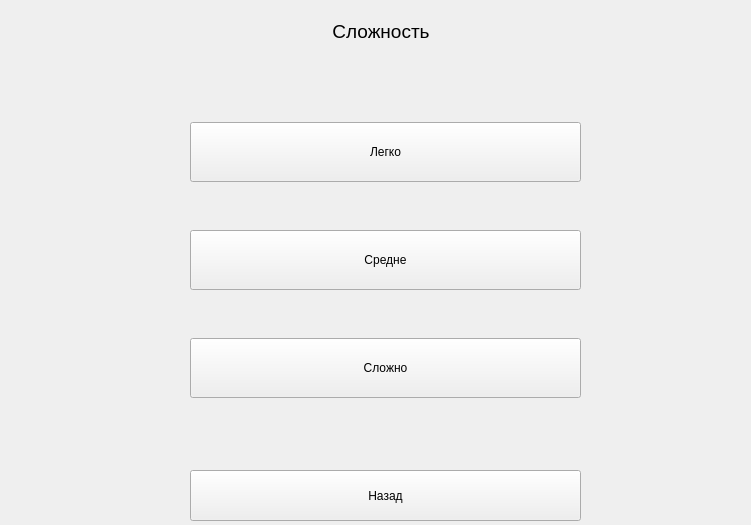
Old version of the form ui/difficult.ui in the repository moevm/gui-1h2018-34.
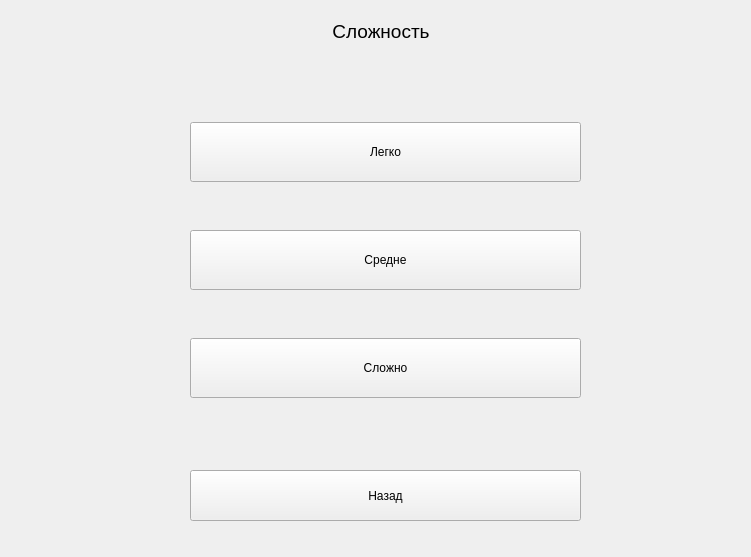
New version of the form.

```diff
--- a/ui/difficult.ui
+++ b/ui/difficult.ui
@@ -7,7 +7,7 @@
     <x>0</x>
     <y>0</y>
     <width>751</width>
-    <height>525</height>
+    <height>557</height>
    </rect>
   </property>
   <property name="windowTitle">
```
